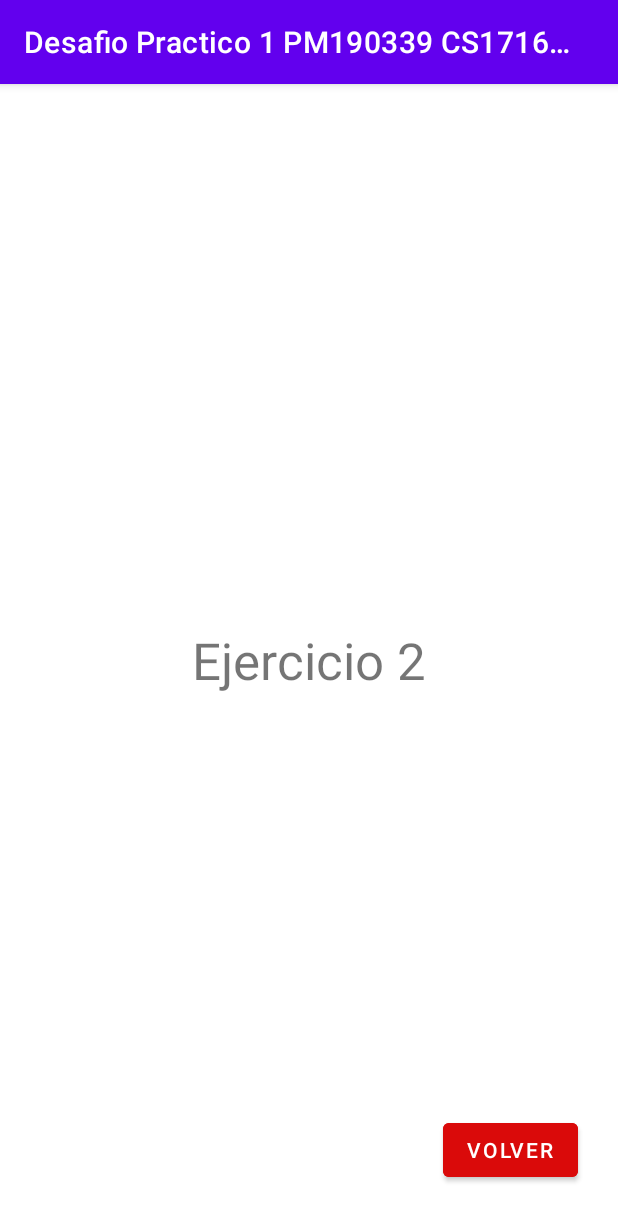
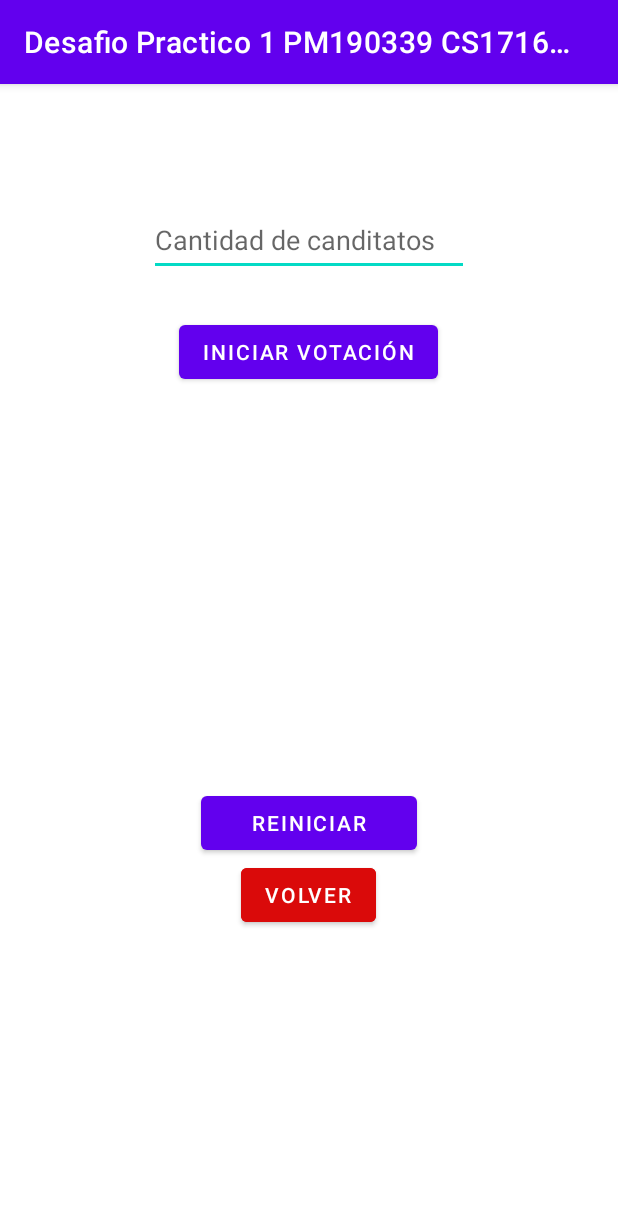
Before and after one commit to luisedu99/Desafio_Practico1_PM190339_CS171609, an Android app: the Ejercicio2 screen opened directly, with no data from a screen before it, on a phone screen of 412 x 824 dp. Shown: the top 1221 px of the screen. Run offline under Robolectric (Android 15) with nearby library versions, the phone set to English and light mode, and no system bars; 1 statement that could not run was skipped.

Commit message:
Agregando ejercicio 1 y 2 de Fiorella

```diff
--- a/app/src/main/java/sv/edu/udb/desafiopractico1pm190339cs171609/Ejercicio2.java
+++ b/app/src/main/java/sv/edu/udb/desafiopractico1pm190339cs171609/Ejercicio2.java
@@ -6,6 +6,9 @@ import android.content.Intent;
 import android.os.Bundle;
 import android.view.View;
 import android.widget.Button;
+import android.widget.EditText;
+import android.widget.LinearLayout;
+import android.widget.TextView;
 
 public class Ejercicio2 extends AppCompatActivity implements View.OnClickListener {
 
@@ -13,6 +16,16 @@ public class Ejercicio2 extends AppCompatActivity implements View.OnClickListene
     int id = 0;
     Usuario u;
     controladorUsuario conUsuario;
+
+    private LinearLayout layoutt;
+    private Button btnIniciar;
+    private Button btnVotar;
+    private Button btnReiniciar;
+    private TextView valorResultado;
+    private EditText valorCantidad;
+    private EditText valorSecuencia;
+    int cantidadParticipantes = 0;
+    String secuenciaVotos;
 
     @Override
     protected void onCreate(Bundle savedInstanceState) {
@@ -27,6 +40,41 @@ public class Ejercicio2 extends AppCompatActivity implements View.OnClickListene
         id = b.getInt("Id");
         conUsuario = new controladorUsuario(this);
         u = conUsuario.getUsuarioId(id);
+
+
+        btnReiniciar = findViewById(R.id.btn_volver);
+        layoutt = findViewById(R.id.lei);
+        btnIniciar = findViewById(R.id.btn_iniciar);
+        btnVotar = findViewById(R.id.btn_votar);
+        valorResultado = findViewById(R.id.text_resultados);
+        valorCantidad = findViewById(R.id.valor_cantidad);
+        valorSecuencia = findViewById(R.id.valor_secuencia);
+        btnIniciar.setOnClickListener(new View.OnClickListener() {
+            @Override
+            public void onClick(View view) {
+
+                iniciar();
+            }
+        });
+
+        btnVotar.setOnClickListener(new View.OnClickListener() {
+            @Override
+            public void onClick(View view) {
+                secuenciaVotos = valorSecuencia.getText().toString();
+                cantidadParticipantes = Integer.parseInt(valorCantidad.getText().toString());
+                votacion(secuenciaVotos, cantidadParticipantes);
+            }
+        });
+
+        btnReiniciar.setOnClickListener(new View.OnClickListener() {
+            @Override
+            public void onClick(View view) {
+                btnIniciar.setVisibility(View.VISIBLE);
+                btnVotar.setVisibility(View.INVISIBLE);
+                valorSecuencia.setVisibility(View.INVISIBLE);
+
+            }
+        });
     }
 
     @Override
@@ -40,4 +88,43 @@ public class Ejercicio2 extends AppCompatActivity implements View.OnClickListene
                 break;
         }
     }
+
+    public void iniciar() {
+        valorSecuencia.setVisibility(View.VISIBLE);
+        btnVotar.setVisibility(View.VISIBLE);
+
+    }
+
+    public void votacion(String secuencia, int cantidad) {
+        btnIniciar.setVisibility(View.GONE);
+        btnVotar.setVisibility(View.GONE);
+        String subsecuencia[] = secuencia.split(",");
+        int cantidadSubsecuencia = subsecuencia.length;
+        int[] votos = new int[cantidad];
+        valorResultado.setVisibility(View.VISIBLE);
+        for (int i = 0; i < cantidadSubsecuencia; i++) {
+            String valorSubsecuencia = subsecuencia[i];
+            for (int j = 0; j < votos.length; j++) {
+                int j2 = j + 1;
+                if (valorSubsecuencia.equals(String.valueOf(j2))) {
+
+                    votos[j] = votos[j] + 1;
+                }
+
+            }
+
+        }
+
+        valorResultado.setVisibility(View.VISIBLE);
+        valorResultado.setText("*** Resultados ***\n");
+        for(int i=0; i<votos.length;i++){
+            double porcentaje=0;
+            porcentaje = Math.round( (votos[i]*100)/cantidadSubsecuencia);
+            //porcentaje = (votos[i]*100)/cantidadSubsecuencia;
+
+            TextView texto_resultados = new TextView(Ejercicio2.this);
+            texto_resultados.setText("\nCandidato " + (i+1) + " obtuvo " + String.valueOf(votos[i]) + " votos (" + porcentaje + "%)\n\n");
+            layoutt.addView(texto_resultados);
+        }
+    }
 }
--- a/app/src/main/res/layout/activity_ejercicio2.xml
+++ b/app/src/main/res/layout/activity_ejercicio2.xml
@@ -1,21 +1,82 @@
 <?xml version="1.0" encoding="utf-8"?>
-<androidx.constraintlayout.widget.ConstraintLayout xmlns:android="http://schemas.android.com/apk/res/android"
+<LinearLayout xmlns:android="http://schemas.android.com/apk/res/android"
     xmlns:app="http://schemas.android.com/apk/res-auto"
     xmlns:tools="http://schemas.android.com/tools"
+    android:id="@+id/lei"
     android:layout_width="match_parent"
     android:layout_height="match_parent"
+    android:layout_gravity="center"
+    android:gravity="center|top"
+    android:orientation="vertical"
+    android:paddingTop="100px"
     tools:context=".Ejercicio2">
 
-    <TextView
-        android:id="@+id/textView3"
+    <EditText
+        android:id="@+id/valor_cantidad"
         android:layout_width="wrap_content"
         android:layout_height="wrap_content"
-        android:text="Ejercicio 2"
-        android:textSize="34sp"
-        app:layout_constraintBottom_toBottomOf="parent"
-        app:layout_constraintEnd_toEndOf="parent"
-        app:layout_constraintStart_toStartOf="parent"
-        app:layout_constraintTop_toTopOf="parent" />
+        android:layout_marginTop="20px"
+        android:layout_marginBottom="20px"
+        android:ems="10"
+        android:hint="Cantidad de canditatos"
+        android:inputType="number"
+        android:minHeight="48dp"
+        tools:layout_editor_absoluteX="100dp"
+        tools:layout_editor_absoluteY="90dp" />
+
+    <Button
+        android:id="@+id/btn_iniciar"
+        android:layout_width="wrap_content"
+        android:layout_height="wrap_content"
+        android:layout_marginTop="20px"
+        android:layout_marginBottom="20px"
+        android:text="Iniciar votación"
+        tools:layout_editor_absoluteX="119dp"
+        tools:layout_editor_absoluteY="154dp" />
+
+    <EditText
+        android:id="@+id/valor_secuencia"
+        android:layout_width="343dp"
+        android:layout_height="77dp"
+        android:layout_marginTop="20px"
+        android:layout_marginBottom="20px"
+        android:ems="10"
+        android:hint="Secuencia de votos (1,2,1,3,3,4,2, ...)"
+        android:inputType="textPersonName"
+        android:visibility="invisible"
+        tools:layout_editor_absoluteX="34dp"
+        tools:layout_editor_absoluteY="258dp" />
+
+    <Button
+        android:id="@+id/btn_votar"
+        android:layout_width="wrap_content"
+        android:layout_height="wrap_content"
+        android:layout_marginTop="20px"
+        android:layout_marginBottom="20px"
+        android:text="Votar"
+        android:visibility="invisible"
+        tools:layout_editor_absoluteX="161dp"
+        tools:layout_editor_absoluteY="356dp" />
+
+    <TextView
+        android:id="@+id/text_resultados"
+        android:layout_width="wrap_content"
+        android:layout_height="wrap_content"
+        android:layout_marginTop="20px"
+        android:layout_marginBottom="20px"
+        android:text="TextView"
+        android:textSize="20sp"
+        android:visibility="invisible"
+        tools:layout_editor_absoluteX="61dp"
+        tools:layout_editor_absoluteY="442dp"
+        tools:text="HOLAAA" />
+
+    <Button
+        android:id="@+id/btn_volver"
+        android:layout_width="144dp"
+        android:layout_height="wrap_content"
+        android:layout_marginTop="30px"
+        android:text="Reiniciar" />
 
     <Button
         android:id="@+id/btnVolver2"
@@ -29,4 +90,4 @@
         app:layout_constraintStart_toStartOf="parent"
         app:layout_constraintTop_toTopOf="parent"
         app:layout_constraintVertical_bias="0.954" />
-</androidx.constraintlayout.widget.ConstraintLayout>
+</LinearLayout>
```
Also changed, not shown: app/src/main/java/sv/edu/udb/desafiopractico1pm190339cs171609/Ejercicio1.java (+46 -0 lines), app/src/main/res/layout/activity_ejercicio1.xml (+60 -10 lines).
